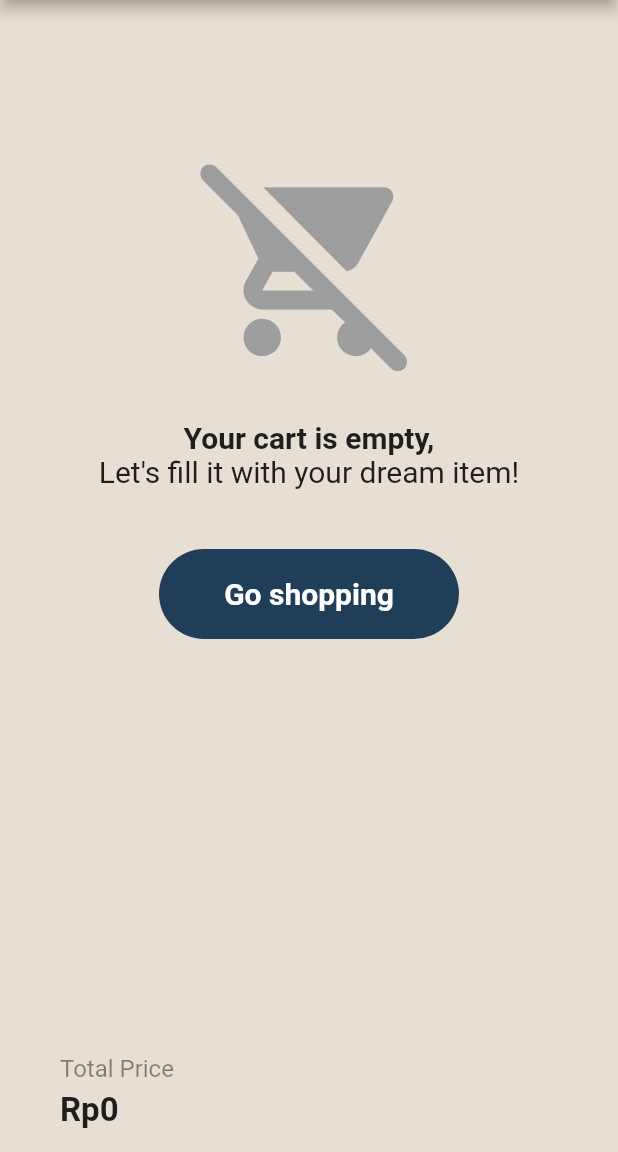
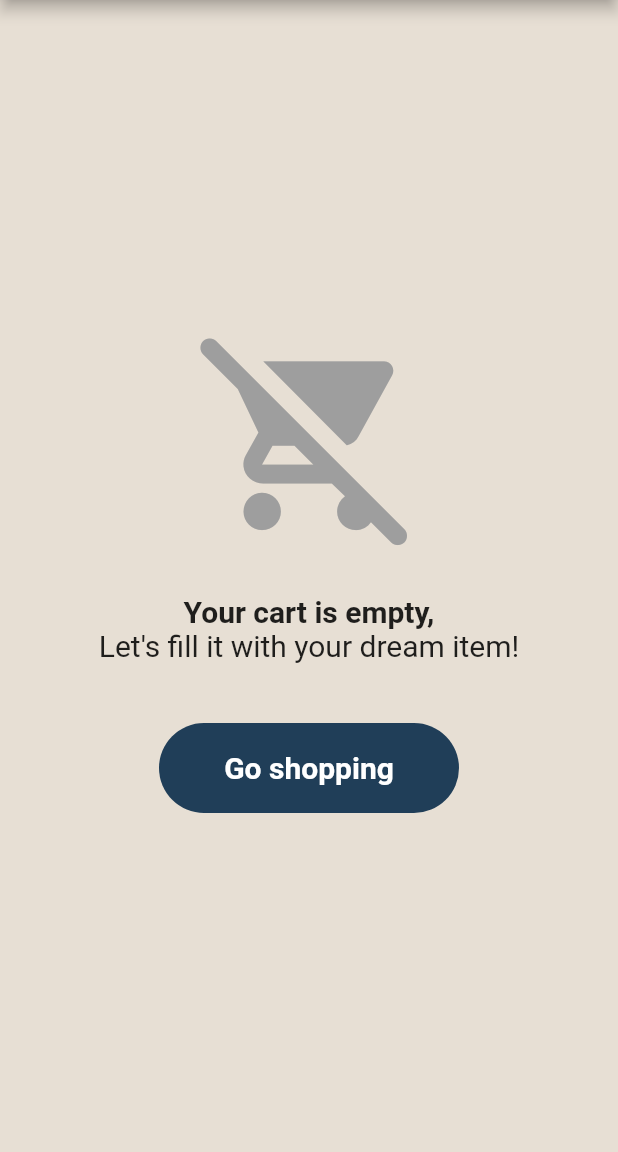
Before and after one commit to AnandaTp21/A-La-Carte_Visser-App-Flutter, a Flutter app: the StoreCart screen opened directly, on a phone screen of 412 x 824 dp, the part 84-1236 px from its top. Run offline on Flutter 3.47's test engine with Material 2 defaults, Android fonts, the phone set to English and light mode, and no system bars; our stand-ins replace carousel_slider, google_fonts.

Commit message:
Pembuatan Order History

```diff
--- a/flutter_application_1/lib/Provider/Order_Provider.dart
+++ b/flutter_application_1/lib/Provider/Order_Provider.dart
@@ -1,7 +1,7 @@
 import 'package:flutter/material.dart';
 
 class Order_Provider extends ChangeNotifier {
-  List<Map<String, dynamic>> _listKeterangan = [];
+  List<Map<String, dynamic>> _orderList = [];
   Map<String, dynamic> _keterangan = {};
 
   int _orderPaymentGroup = 0;
@@ -9,7 +9,7 @@ class Order_Provider extends ChangeNotifier {
   int _orderPaymentRadio2 = 2;
   int _orderPaymentRadio3 = 3;
 
-  List get getListKeterangan => _listKeterangan;
+  List get getOrderList => _orderList;
   Map get getKeterangan => _keterangan;
   int get getOrderPaymentGroup => _orderPaymentGroup;
   int get getOrderPaymentRadio1 => _orderPaymentRadio1;
@@ -21,8 +21,8 @@ class Order_Provider extends ChangeNotifier {
   }
 
   void setListKeterangan(val) {
-    _keterangan['paymentMethod'] = val;
-    _listKeterangan.add(_keterangan);
+    _keterangan['shipping'] = val;
+    _orderList.add(_keterangan);
   }
 
   set setOrderPaymentRadio(val) {
--- a/flutter_application_1/lib/Provider/bottomprovider.dart
+++ b/flutter_application_1/lib/Provider/bottomprovider.dart
@@ -5,6 +5,7 @@ import 'package:flutter_application_1/pages/Home/RecommendPage.dart';
 import 'package:flutter_application_1/pages/Home/Timepage.dart';
 import 'package:flutter_application_1/pages/Home/WeightPage.dart';
 import 'package:flutter_application_1/pages/Home/utamapage.dart';
+import 'package:flutter_application_1/pages/Payment%20Pages/OrderHistory.dart';
 import 'package:flutter_application_1/pages/Profile.dart';
 import 'package:flutter_application_1/pages/Store%20pages/StoreCart.dart';
 import 'package:flutter_application_1/pages/Store%20pages/StoreCategoryDetail.dart';
@@ -12,29 +13,41 @@ import 'package:flutter_application_1/pages/Store%20pages/StoreDetail.dart';
 import 'package:flutter_application_1/pages/Store%20pages/storepage.dart';
 import 'package:flutter_application_1/pages/Store%20pages/UtamaStore.dart';
 
-class bottomprovider extends ChangeNotifier{
+class bottomprovider extends ChangeNotifier {
   int _params = 0;
   int _params2 = 0;
   int _helparams2 = 0;
-  List _Pages = [utamapage(),UtamaStore(),freepage(),Profile()];
-  List _PagesStore = [StorePage(),StoreDetail(),StoreCategoryDetail(),StoreCart()];
-  List<Widget> _pages2 = [RecommendPage(),EventPage(),WeightPage(),TimePage()];
+  List _Pages = [utamapage(), UtamaStore(), OrderHistory(), Profile()];
+  List _PagesStore = [
+    StorePage(),
+    StoreDetail(),
+    StoreCategoryDetail(),
+    StoreCart()
+  ];
+  List<Widget> _pages2 = [
+    RecommendPage(),
+    EventPage(),
+    WeightPage(),
+    TimePage()
+  ];
   List get PagesStore => _PagesStore;
   List get Pages => _Pages;
   int get params => _params;
   int get params2 => _params2;
-  int get helpparams=> _helparams2;
+  int get helpparams => _helparams2;
   List<Widget> get Pages2 => _pages2;
 
-  void perubahanbottom(int angka){
+  void perubahanbottom(int angka) {
     _params = angka;
     notifyListeners();
   }
-  void perubahanparamsstore (int angka){
+
+  void perubahanparamsstore(int angka) {
     _params2 = angka;
     notifyListeners();
   }
-  void perubahanpembantuparamssotre(int angka){
+
+  void perubahanpembantuparamssotre(int angka) {
     _helparams2 = angka;
     notifyListeners();
   }
--- a/flutter_application_1/lib/main.dart
+++ b/flutter_application_1/lib/main.dart
@@ -8,6 +8,7 @@ import 'package:flutter_application_1/pages/Home/Detail/DetailVisserEvent.dart';
 import 'package:flutter_application_1/pages/Home/Timepage.dart';
 import 'package:flutter_application_1/pages/Home/WeightPage.dart';
 import 'package:flutter_application_1/pages/Home/utamapage.dart';
+import 'package:flutter_application_1/pages/Payment%20Pages/OrderHistory.dart';
 import 'package:flutter_application_1/pages/Payment%20Pages/OrderSuccess.dart';
 import 'package:flutter_application_1/pages/Payment%20Pages/PaymentMethod.dart';
 import 'package:flutter_application_1/pages/Store%20pages/storepage.dart';
--- a/flutter_application_1/lib/pages/Payment Pages/OrderSuccess.dart
+++ b/flutter_application_1/lib/pages/Payment Pages/OrderSuccess.dart
@@ -13,7 +13,6 @@ class OrderSuccess extends StatelessWidget {
     var accountProvider = Provider.of<account_Provider>(context);
     return Scaffold(
         appBar: AppBar(
-          leading: Text(""),
           centerTitle: true,
           title: Image.asset(
             'assets/logowhite.png',
--- a/flutter_application_1/lib/pages/Payment Pages/PaymentMethod.dart
+++ b/flutter_application_1/lib/pages/Payment Pages/PaymentMethod.dart
@@ -179,7 +179,6 @@ class PaymentMethod extends StatelessWidget {
                               if (myProv.getOrderPaymentGroup != 0) {
                                 myProv.setListKeterangan(shipping);
                                 storeProvider.OrderComplete();
-
                                 Route route = MaterialPageRoute(
                                     builder: (context) => const OrderSuccess());
                                 Navigator.push(context, route);
--- a/flutter_application_1/lib/pages/Store pages/StoreCart.dart
+++ b/flutter_application_1/lib/pages/Store pages/StoreCart.dart
@@ -84,13 +84,13 @@ class _StoreCartState extends State<StoreCart> {
           child: Stack(
             alignment: Alignment.bottomCenter,
             children: [
-              ListView(
+              myProvider.getCartList.length == 0
+                  ? cart(context)
+                  : ListView(
                       padding: const EdgeInsets.only(bottom: 80),
                       scrollDirection: Axis.vertical,
                       children: [
-                  myProvider.getCartList.length == 0
-                      ? cart(context)
-                      : Column(
+                        Column(
                           children: myProvider.getCartList.map((val) {
                             return Dismissible(
                                 direction: DismissDirection.endToStart,
@@ -126,7 +126,9 @@ class _StoreCartState extends State<StoreCart> {
                         ),
                       ],
                     ),
-              Container(
+              Visibility(
+                  visible: myProvider.getCartList.isNotEmpty,
+                  child: Container(
                     color: const Color.fromARGB(0xFF, 0xE7, 0xDF, 0xD4),
                     height: 80,
                     child: Row(
@@ -135,10 +137,12 @@ class _StoreCartState extends State<StoreCart> {
                         Expanded(
                             flex: 1,
                             child: Container(
-                          padding: const EdgeInsets.only(bottom: 10, top: 10),
+                              padding:
+                                  const EdgeInsets.only(bottom: 10, top: 10),
                               margin: const EdgeInsets.only(left: 40),
                               child: Column(
-                            mainAxisAlignment: MainAxisAlignment.spaceEvenly,
+                                mainAxisAlignment:
+                                    MainAxisAlignment.spaceEvenly,
                                 crossAxisAlignment: CrossAxisAlignment.start,
                                 children: [
                                   const Text(
@@ -150,24 +154,25 @@ class _StoreCartState extends State<StoreCart> {
                                   Text(
                                     "Rp" + myProvider.getTotalHarga.toString(),
                                     style: const TextStyle(
-                                    fontSize: 22, fontWeight: FontWeight.bold),
+                                        fontSize: 22,
+                                        fontWeight: FontWeight.bold),
                                   )
                                 ],
                               ),
                             )),
                         Expanded(
                             flex: 1,
-                        child: Visibility(
-                            visible: myProvider.getCartList.isNotEmpty,
                             child: GestureDetector(
                               onTap: () {
                                 orderProvider.setKeterangan = {
+                                  'orderID' : orderProvider.getOrderList.length+1,
                                   'namaToko': myProvider
                                       .getStoreThumbnailList[0]['namatoko'],
                                   'alamatToko': myProvider
                                       .getStoreThumbnailList[0]['alamattoko'],
                                   'totalHarga':
                                       myProvider.getTotalHarga.toString(),
+                                  'cartList': myProvider.getCartList
                                 };
                                 Route route = MaterialPageRoute(
                                     builder: (context) =>
@@ -202,20 +207,20 @@ class _StoreCartState extends State<StoreCart> {
                                   ],
                                 ),
                               ),
-                            )))
+                            ))
                       ],
                     ),
-              )
+                  ))
             ],
           )),
     );
   }
 
-cart(BuildContext konteks){
+  cart(BuildContext konteks) {
     var bottomnavigasi = Provider.of<bottomprovider>(konteks);
-  return Container(
-      margin: EdgeInsets.only(top: 100),
+    return Center(
       child: Column(
+        mainAxisAlignment: MainAxisAlignment.center,
         children: [
           const Icon(
             Icons.remove_shopping_cart_rounded,
@@ -256,5 +261,4 @@ cart(BuildContext konteks){
       ),
     );
   }
-
 }
```
Also changed, not shown: flutter_application_1/lib/Component/OrdersWidget.dart (added, +132 -0 lines), flutter_application_1/lib/pages/Payment Pages/OrderHistory.dart (added, +115 -0 lines), 1 other file. Lines whose indentation alone changed are shown as unchanged.
